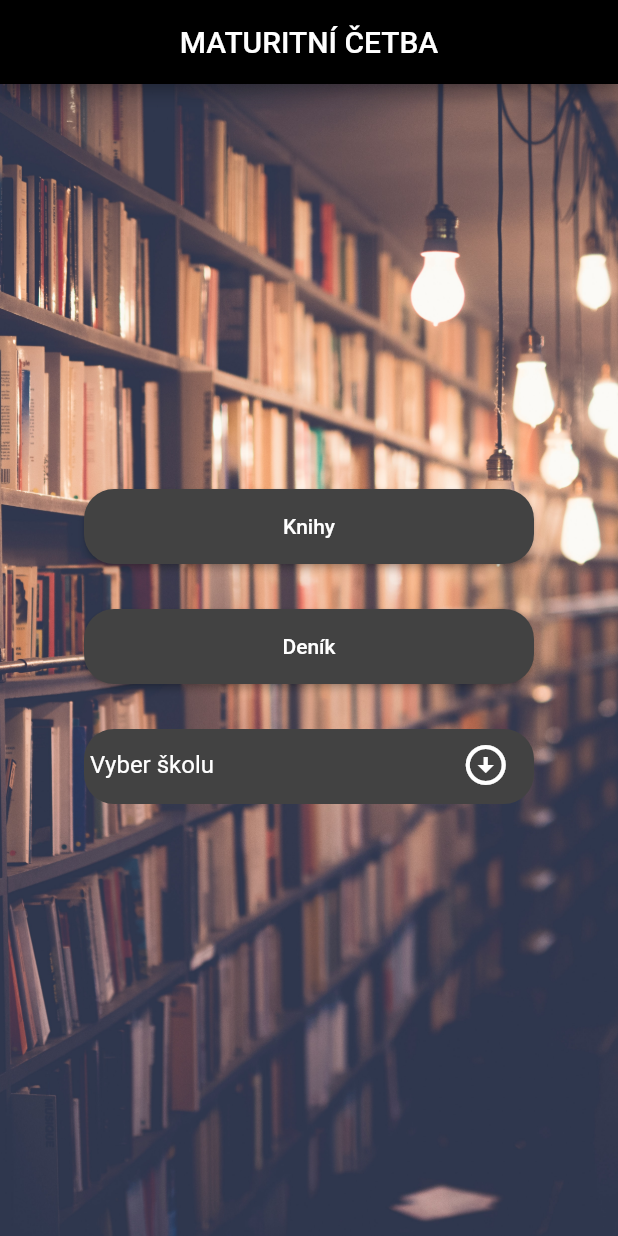
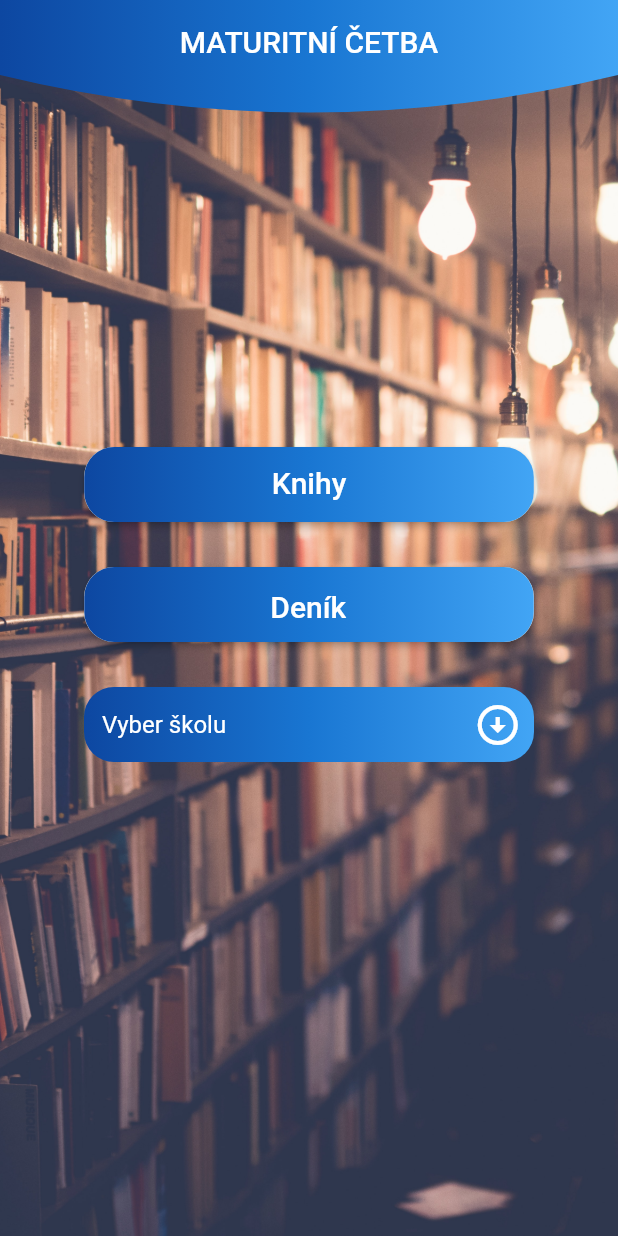
Before and after one commit to JakubKatrnak/Maturitni_cetba, a Flutter app: the screen it shows after launch, on a phone screen of 412 x 824 dp. Run offline on Flutter 3.47's test engine with Material 2 defaults, Android fonts, the phone set to English and light mode, and no system bars.

Commit message:
new UI home page

```diff
--- a/lib/library_pages/home.dart
+++ b/lib/library_pages/home.dart
@@ -1,6 +1,5 @@
-import 'package:carousel_slider/carousel_slider.dart';
 import 'package:flutter/material.dart';
-
+import 'package:projekt_prj/quote.dart';
 
 class Home extends StatefulWidget {
   @override
@@ -20,11 +19,29 @@ class _HomeState extends State<Home> {
   @override
   Widget build(BuildContext context) {
     return Scaffold(
-      appBar: AppBar(
+      extendBodyBehindAppBar: true,
+      appBar: PreferredSize(
+        preferredSize: Size.fromHeight(100),
+        child: AppBar(
           title: Text('MATURITNÍ ČETBA'),
           centerTitle: true,
-        backgroundColor: Colors.black,
-        //backgroundColor: Colors.red[600],
+          backgroundColor: Colors.transparent,
+          elevation: 0,
+          flexibleSpace: ClipPath(
+            clipper: MyCustomClipperForAppBar(),
+            child: Container(
+              decoration: BoxDecoration(
+                gradient: LinearGradient(
+                  colors: [
+                    Color(0xFF0D47A1),
+                    Color(0xFF1976D2),
+                    Color(0xFF42A5F5),
+                  ],
+                ),
+              ),
+            ),
+          ),
+        ),
       ),
 
       body: Container(
@@ -34,7 +51,6 @@ class _HomeState extends State<Home> {
             fit: BoxFit.cover,
           ),
         ),
-
         child: Center(
           child: Column(
             mainAxisAlignment: MainAxisAlignment.center,
@@ -46,9 +62,24 @@ class _HomeState extends State<Home> {
                 child: RaisedButton(
                   shape: RoundedRectangleBorder(borderRadius: BorderRadius.circular(20)),
                   onPressed: () {},
-                    child: Text('Knihy', style: TextStyle(color: Colors.white),),
-                    color: Colors.grey[800],
-                    //color: Colors.lightBlue,
+                  textColor: Colors.white,
+                  padding: const EdgeInsets.all(0.0),
+                  child: Container(
+                    decoration: BoxDecoration(
+                      borderRadius: BorderRadius.circular(20.0),
+                      gradient: LinearGradient(
+                        colors: <Color>[
+                          Color(0xFF0D47A1),
+                          Color(0xFF1976D2),
+                          Color(0xFF42A5F5),
+                        ],
+                      ),
+                    ),
+                    padding: EdgeInsets.fromLTRB(125.0, 12.0, 125.0, 15.0),
+                    child: Text('Knihy',
+                      style: TextStyle(fontSize: 20),
+                    ),
+                  ),
                   ),
               ),
               SizedBox(height: 30.0),
@@ -59,9 +90,24 @@ class _HomeState extends State<Home> {
                 child: RaisedButton(
                   shape: RoundedRectangleBorder(borderRadius: BorderRadius.circular(20)),
                   onPressed: () {},
-                    child: Text('Deník', style: TextStyle(color: Colors.white),),
-                    color: Colors.grey[800],
-                    //color: Colors.lightBlue,
+                  textColor: Colors.white,
+                  padding: const EdgeInsets.all(0.0),
+                  child: Container(
+                    decoration: BoxDecoration(
+                      borderRadius: BorderRadius.circular(20.0),
+                      gradient: LinearGradient(
+                        colors: <Color>[
+                          Color(0xFF0D47A1),
+                          Color(0xFF1976D2),
+                          Color(0xFF42A5F5),
+                        ],
+                      ),
+                    ),
+                    padding: EdgeInsets.fromLTRB(124.0, 15.0, 125.0, 15.0),
+                    child: Text('Deník',
+                      style: TextStyle(fontSize: 20),
+                    ),
+                  ),
                   ),
               ),
 
@@ -73,12 +119,21 @@ class _HomeState extends State<Home> {
                 child: Container(
                   decoration: BoxDecoration(
                     borderRadius: BorderRadius.circular(20.0),
-                    color: Colors.grey[800],
+                    gradient: LinearGradient(
+                      colors: <Color>[
+                        Color(0xFF0D47A1),
+                        Color(0xFF1976D2),
+                        Color(0xFF42A5F5),
+                      ],
+                    ),
                     //color: Colors.lightBlue,
                   ),
+                  child: Center(
                     child: DropdownButton(
                       underline: SizedBox(),
-                    hint: Text(' Vyber školu', style: TextStyle(color: Colors.white),),
+                      hint: Text(' Vyber školu',
+                        style: TextStyle(color: Colors.white),
+                      ),
                       icon: Icon(Icons.arrow_circle_down, color: Colors.white,),
                       iconSize: 32,
                       value: _schoolsVal,
@@ -96,9 +151,8 @@ class _HomeState extends State<Home> {
                     ),
                   ),
                 ),
-
+              ),
               SizedBox(height: 18.0),
-
             ],
           ),
         ),
--- a/lib/quote.dart
+++ b/lib/quote.dart
@@ -1,3 +1,5 @@
+import 'package:flutter/material.dart';
+
 class Quote {
 
   String text;
@@ -7,3 +9,23 @@ class Quote {
 
   }
 }
+
+class MyCustomClipperForAppBar extends CustomClipper<Path>{
+  @override
+  Path getClip(Size size){
+    Path path = Path();
+    path.lineTo(0, size.height - 50);
+    path.quadraticBezierTo(
+    size.width / 2, size.height,
+    size.width, size.height - 50
+    );
+   path.lineTo(size.width, 0);
+   path.close();
+   return path;
+  }
+
+  @override
+  bool shouldReclip(CustomClipper<Path> oldClipper) {
+    return true;
+  }
+}
```
Lines whose indentation alone changed are shown as unchanged.
